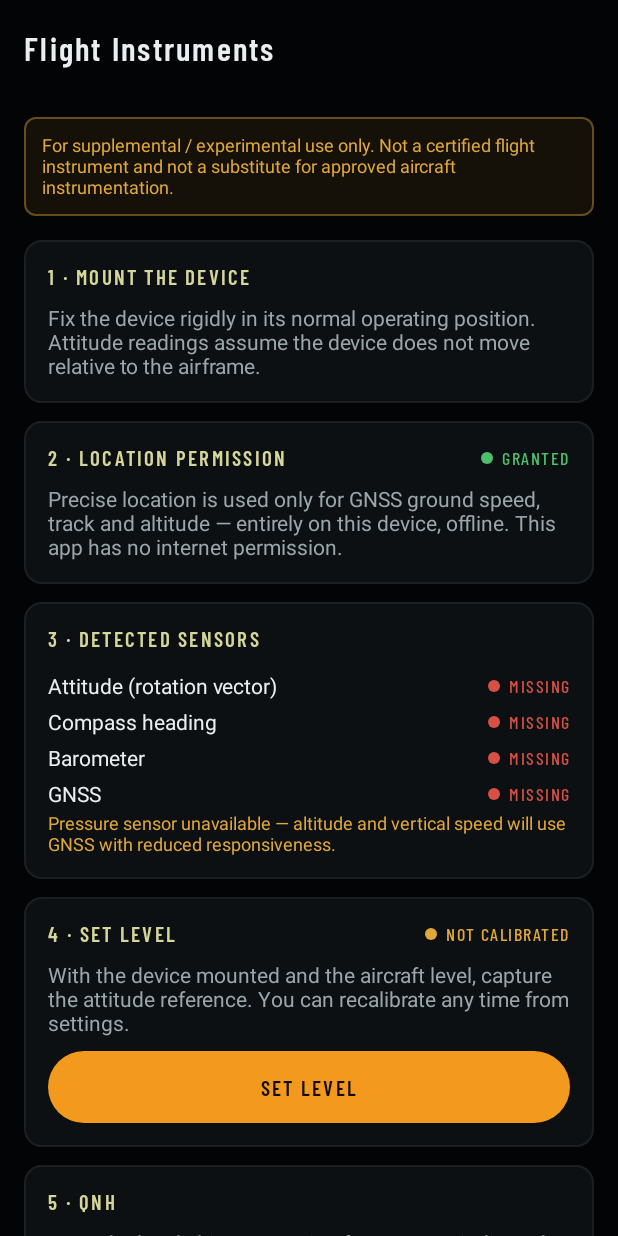
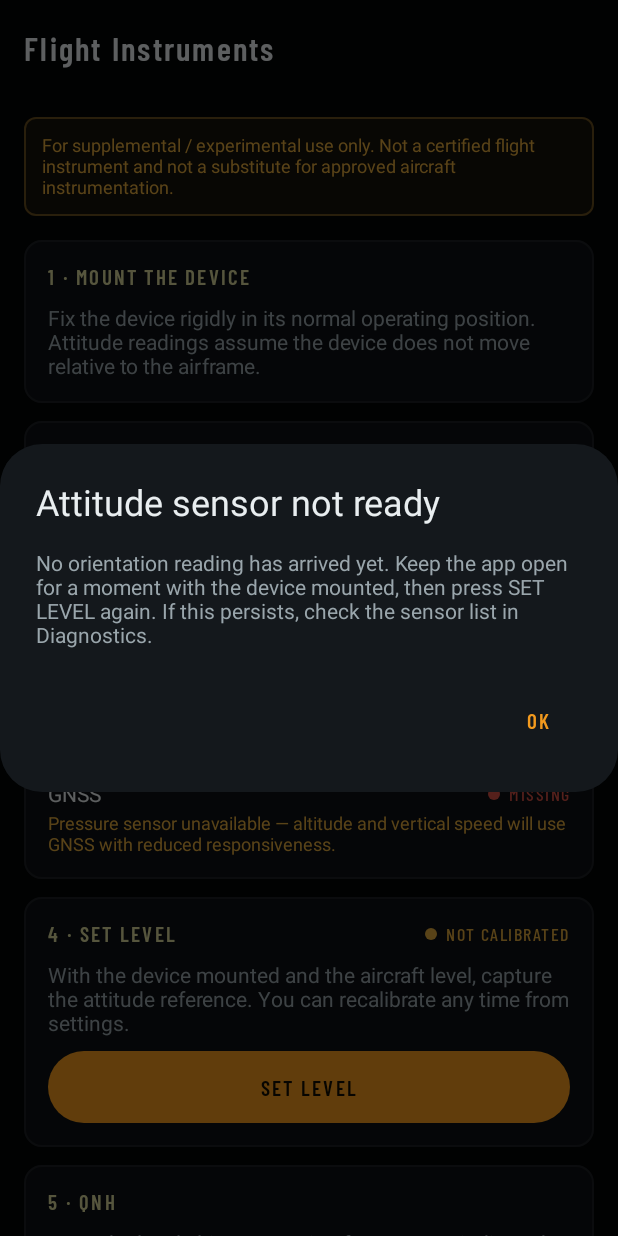
Before and after one commit to NGG-Global/Instruments, an Android app built with Jetpack Compose: the screen it shows after launch (MainActivity), after a tap on "SET LEVEL", on a phone screen of 412 x 824 dp. Run offline under Robolectric (Android 15) with nearby library versions, the phone set to English and light mode, and no system bars.

Commit message:
Fix four defects found in a readiness audit
- App label was still 'Flight Instruments' while the brand, website and
  privacy policy say EVionics; the launcher now reads EVionics
- Location permission was read only at first composition, so granting it
  from Android settings and returning left GNSS dead until the app was
  restarted; it is now re-read on every resume
- SET LEVEL returned silently when no orientation sample had arrived yet,
  so the button appeared to do nothing; it now explains what to do
- The diagnostics recordings list was read during composition with no state
  key, so a finished recording never appeared; it is re-read when the
  screen opens and when recording stops

Co-Authored-By: Claude Fable 5 <noreply@anthropic.com>
Claude-Session: https://claude.ai/code/session_015BCotuZveWyR1vojwGB4sn

```diff
--- a/app/src/main/java/com/ngg/instruments/ui/InstrumentsApp.kt
+++ b/app/src/main/java/com/ngg/instruments/ui/InstrumentsApp.kt
@@ -9,6 +9,7 @@ import androidx.compose.material3.OutlinedTextField
 import androidx.compose.material3.Text
 import androidx.compose.material3.TextButton
 import androidx.compose.runtime.Composable
+import androidx.compose.runtime.DisposableEffect
 import androidx.compose.runtime.LaunchedEffect
 import androidx.compose.runtime.collectAsState
 import androidx.compose.runtime.getValue
@@ -25,6 +26,7 @@ import androidx.compose.ui.semantics.semantics
 import androidx.compose.ui.unit.dp
 import androidx.lifecycle.compose.LocalLifecycleOwner
 import androidx.lifecycle.Lifecycle
+import androidx.lifecycle.LifecycleEventObserver
 import androidx.lifecycle.compose.collectAsStateWithLifecycle
 import androidx.lifecycle.repeatOnLifecycle
 import com.ngg.instruments.AppContainer
@@ -50,6 +52,18 @@ fun InstrumentsApp(container: AppContainer) {
     val settings = settingsState.value
 
     var hasLocationPermission by remember { mutableStateOf(container.gnssRepository.hasPermission()) }
+
+    // The user may grant location from Android settings and come back, so the
+    // grant is re-read on every resume rather than only at first composition.
+    DisposableEffect(lifecycle) {
+        val observer = LifecycleEventObserver { _, event ->
+            if (event == Lifecycle.Event.ON_RESUME) {
+                hasLocationPermission = container.gnssRepository.hasPermission()
+            }
+        }
+        lifecycle.addObserver(observer)
+        onDispose { lifecycle.removeObserver(observer) }
+    }
     val permissionLauncher = rememberLauncherForActivityResult(
         ActivityResultContracts.RequestMultiplePermissions(),
     ) { grants ->
@@ -105,8 +119,14 @@ private fun MainContent(
     val flight = container.engine.state.collectAsStateWithLifecycle()
     val headingSource = remember(settings.headingSource) { mutableStateOf(settings.headingSource) }
 
+    var showSensorNotReady by remember { mutableStateOf(false) }
+
     fun setLevel() {
-        val reference = container.engine.latestDeviceOrientation ?: return
+        val reference = container.engine.latestDeviceOrientation
+        if (reference == null) {
+            showSensorNotReady = true
+            return
+        }
         scope.launch { container.calibrationRepository.setAttitudeReference(reference) }
     }
 
@@ -164,7 +184,7 @@ private fun MainContent(
             com.ngg.instruments.ui.diagnostics.DiagnosticsScreen(
                 flight = flight.value,
                 capabilities = container.capabilities,
-                recordings = container.recorder.listRecordings(),
+                recordings = remember(screen, mode.recording) { container.recorder.listRecordings() },
                 isRecording = mode.recording,
                 replayingFile = mode.replayFile,
                 hasLocationPermission = hasLocationPermission,
@@ -174,6 +194,23 @@ private fun MainContent(
                 onBack = { screen = Screen.PANEL },
             )
         }
+    }
+
+    if (showSensorNotReady) {
+        AlertDialog(
+            onDismissRequest = { showSensorNotReady = false },
+            title = { Text("Attitude sensor not ready") },
+            text = {
+                Text(
+                    "No orientation reading has arrived yet. Keep the app open for a moment " +
+                        "with the device mounted, then press SET LEVEL again. If this persists, " +
+                        "check the sensor list in Diagnostics.",
+                )
+            },
+            confirmButton = {
+                TextButton(onClick = { showSensorNotReady = false }) { Text("OK") }
+            },
+        )
     }
 
     if (showQnhDialog) {
--- a/app/src/main/res/values/strings.xml
+++ b/app/src/main/res/values/strings.xml
@@ -1,4 +1,4 @@
 <?xml version="1.0" encoding="utf-8"?>
 <resources>
-    <string name="app_name">Flight Instruments</string>
+    <string name="app_name">EVionics</string>
 </resources>
```
